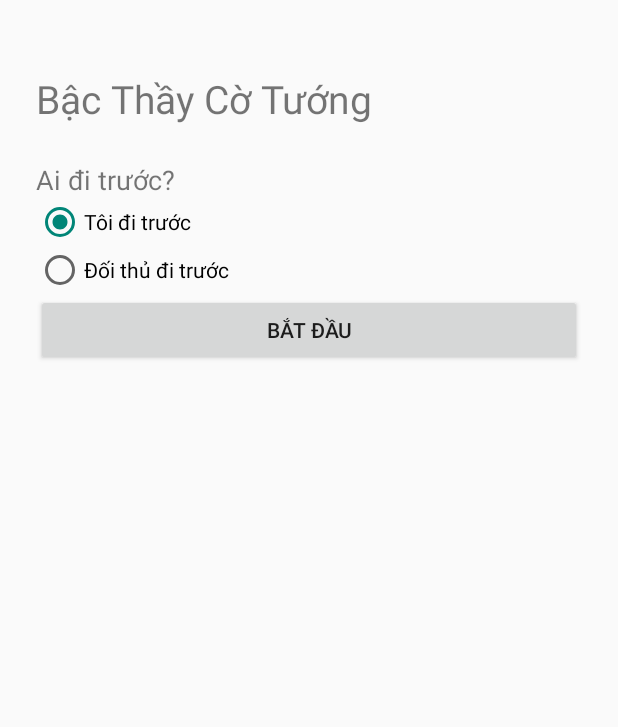
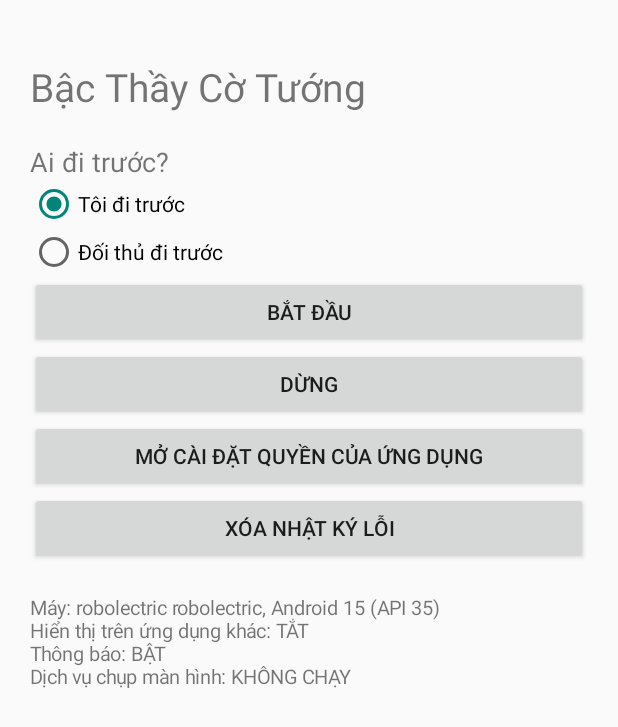
Before and after one commit to haihai96/batthaycotuong, an Android app: the screen it shows after launch (MainActivity), on a phone screen of 412 x 824 dp. Shown: the top 727 px of the screen. Run offline under Robolectric (Android 15) with nearby library versions, the phone set to English and light mode, and no system bars.

Commit message:
Update MainActivity.kt

```diff
--- a/app/src/main/java/com/bacthay/cotuong/MainActivity.kt
+++ b/app/src/main/java/com/bacthay/cotuong/MainActivity.kt
@@ -2,6 +2,7 @@ package com.bacthay.cotuong
 
 import android.Manifest
 import android.app.Activity
+import android.app.ActivityManager
 import android.content.Context
 import android.content.Intent
 import android.content.pm.PackageManager
@@ -9,56 +10,170 @@ import android.media.projection.MediaProjectionManager
 import android.net.Uri
 import android.os.Build
 import android.os.Bundle
+import android.os.Handler
+import android.os.Looper
 import android.provider.Settings
 import android.widget.Button
 import android.widget.LinearLayout
 import android.widget.RadioButton
 import android.widget.RadioGroup
+import android.widget.ScrollView
 import android.widget.TextView
 import android.widget.Toast
+import java.io.PrintWriter
+import java.io.StringWriter
 
 class MainActivity : Activity() {
 
     private val reqCapture = 1001
     private val reqNotif = 1002
     private lateinit var group: RadioGroup
+    private lateinit var status: TextView
+
+    private fun prefs() = getSharedPreferences("cfg", MODE_PRIVATE)
 
     override fun onCreate(savedInstanceState: Bundle?) {
         super.onCreate(savedInstanceState)
-        val pad = (24 * resources.displayMetrics.density).toInt()
-        val root = LinearLayout(this).apply {
-            orientation = LinearLayout.VERTICAL
-            setPadding(pad, pad * 2, pad, pad)
+        installCrashLogger()
+
+        val pad = (20 * resources.displayMetrics.density).toInt()
+        val root = LinearLayout(this)
+        root.orientation = LinearLayout.VERTICAL
+        root.setPadding(pad, pad * 2, pad, pad)
+
+        val heading = TextView(this)
+        heading.text = "Bậc Thầy Cờ Tướng"
+        heading.textSize = 26f
+        root.addView(heading)
+
+        val ask = TextView(this)
+        ask.text = "Ai đi trước?"
+        ask.textSize = 18f
+        ask.setPadding(0, pad, 0, 0)
+        root.addView(ask)
+
+        group = RadioGroup(this)
+        val r1 = RadioButton(this)
+        r1.text = "Tôi đi trước"
+        r1.id = 1
+        val r2 = RadioButton(this)
+        r2.text = "Đối thủ đi trước"
+        r2.id = 2
+        group.addView(r1)
+        group.addView(r2)
+        group.check(prefs().getInt("first", 1))
+        root.addView(group)
+
+        root.addView(makeButton("Bắt đầu") { start() })
+        root.addView(makeButton("Dừng") {
+            stopService(Intent(this, CaptureService::class.java))
+            refreshLater()
+        })
+        root.addView(makeButton("Mở cài đặt quyền của ứng dụng") { openAppSettings() })
+        root.addView(makeButton("Xóa nhật ký lỗi") {
+            prefs().edit().remove("crash").apply()
+            refresh()
+        })
+
+        status = TextView(this)
+        status.textSize = 13f
+        status.setPadding(0, pad, 0, 0)
+        status.setTextIsSelectable(true)
+        root.addView(status)
+
+        val scroll = ScrollView(this)
+        scroll.addView(root)
+        setContentView(scroll)
+    }
+
+    override fun onResume() {
+        super.onResume()
+        refresh()
+    }
+
+    private fun makeButton(label: String, action: () -> Unit): Button {
+        val b = Button(this)
+        b.text = label
+        b.setOnClickListener { action() }
+        return b
+    }
+
+    private fun installCrashLogger() {
+        val old = Thread.getDefaultUncaughtExceptionHandler()
+        Thread.setDefaultUncaughtExceptionHandler { t, e ->
+            saveError("Ứng dụng bị sập", e)
+            old?.uncaughtException(t, e)
         }
-        root.addView(TextView(this).apply {
-            text = "Bậc Thầy Cờ Tướng"
-            textSize = 26f
-        })
-        root.addView(TextView(this).apply {
-            text = "Ai đi trước?"
-            textSize = 18f
-            setPadding(0, pad, 0, 0)
-        })
-        group = RadioGroup(this)
-        group.addView(RadioButton(this).apply { text = "Tôi đi trước"; id = 1 })
-        group.addView(RadioButton(this).apply { text = "Đối thủ đi trước"; id = 2 })
-        val saved = getSharedPreferences("cfg", MODE_PRIVATE).getInt("first", 1)
-        group.check(saved)
-        root.addView(group)
-        root.addView(Button(this).apply {
-            text = "Bắt đầu"
-            setOnClickListener { start() }
-        })
-        setContentView(root)
+    }
+
+    private fun saveError(where: String, e: Throwable) {
+        try {
+            val sw = StringWriter()
+            e.printStackTrace(PrintWriter(sw))
+            val text = where + ": " + sw.toString().take(1200)
+            prefs().edit().putString("crash", text).commit()
+        } catch (ex: Throwable) {
+        }
+    }
+
+    @Suppress("DEPRECATION")
+    private fun serviceRunning(): Boolean {
+        val am = getSystemService(Context.ACTIVITY_SERVICE) as ActivityManager
+        for (s in am.getRunningServices(50)) {
+            if (s.service.className == CaptureService::class.java.name) return true
+        }
+        return false
+    }
+
+    private fun refresh() {
+        val sb = StringBuilder()
+        sb.append("Máy: ").append(Build.MANUFACTURER).append(" ").append(Build.MODEL)
+        sb.append(", Android ").append(Build.VERSION.RELEASE)
+        sb.append(" (API ").append(Build.VERSION.SDK_INT).append(")\n")
+        sb.append("Hiển thị trên ứng dụng khác: ")
+            .append(if (Settings.canDrawOverlays(this)) "BẬT" else "TẮT").append("\n")
+        val notifOk = Build.VERSION.SDK_INT < 33 ||
+            checkSelfPermission(Manifest.permission.POST_NOTIFICATIONS) == PackageManager.PERMISSION_GRANTED
+        sb.append("Thông báo: ").append(if (notifOk) "BẬT" else "TẮT").append("\n")
+        sb.append("Dịch vụ chụp màn hình: ")
+            .append(if (serviceRunning()) "ĐANG CHẠY" else "KHÔNG CHẠY").append("\n")
+        val crash = prefs().getString("crash", null)
+        if (crash != null) {
+            sb.append("\nLỖI GẦN NHẤT:\n").append(crash)
+        }
+        status.text = sb.toString()
+    }
+
+    private fun refreshLater() {
+        Handler(Looper.getMainLooper()).postDelayed({ refresh() }, 1500)
+    }
+
+    private fun openAppSettings() {
+        try {
+            val i = Intent("miui.intent.action.APP_PERM_EDITOR")
+            i.setClassName("com.miui.securitycenter", "com.miui.permcenter.permissions.PermissionsEditorActivity")
+            i.putExtra("extra_pkgname", packageName)
+            startActivity(i)
+        } catch (e: Exception) {
+            startActivity(
+                Intent(Settings.ACTION_APPLICATION_DETAILS_SETTINGS, Uri.parse("package:$packageName"))
+            )
+        }
     }
 
     private fun start() {
         val first = if (group.checkedRadioButtonId == 2) 2 else 1
-        getSharedPreferences("cfg", MODE_PRIVATE).edit().putInt("first", first).apply()
+        prefs().edit().putInt("first", first).remove("crash").apply()
 
         if (!Settings.canDrawOverlays(this)) {
-            Toast.makeText(this, "Hãy bật quyền hiển thị trên ứng dụng khác, rồi bấm Bắt đầu lại", Toast.LENGTH_LONG).show()
-            startActivity(Intent(Settings.ACTION_MANAGE_OVERLAY_PERMISSION, Uri.parse("package:$packageName")))
+            Toast.makeText(
+                this,
+                "Hãy bật quyền hiển thị trên ứng dụng khác, rồi bấm Bắt đầu lại",
+                Toast.LENGTH_LONG
+            ).show()
+            startActivity(
+                Intent(Settings.ACTION_MANAGE_OVERLAY_PERMISSION, Uri.parse("package:$packageName"))
+            )
             return
         }
         if (Build.VERSION.SDK_INT >= 33 &&
@@ -67,6 +182,10 @@ class MainActivity : Activity() {
             requestPermissions(arrayOf(Manifest.permission.POST_NOTIFICATIONS), reqNotif)
             return
         }
+        askCapture()
+    }
+
+    private fun askCapture() {
         val mpm = getSystemService(Context.MEDIA_PROJECTION_SERVICE) as MediaProjectionManager
         startActivityForResult(mpm.createScreenCaptureIntent(), reqCapture)
     }
@@ -77,19 +196,26 @@ class MainActivity : Activity() {
         grantResults: IntArray
     ) {
         super.onRequestPermissionsResult(requestCode, permissions, grantResults)
-        if (requestCode == reqNotif) start()
+        if (requestCode == reqNotif) askCapture()
     }
 
     override fun onActivityResult(requestCode: Int, resultCode: Int, data: Intent?) {
         super.onActivityResult(requestCode, resultCode, data)
-        if (requestCode == reqCapture && resultCode == RESULT_OK && data != null) {
-            val first = getSharedPreferences("cfg", MODE_PRIVATE).getInt("first", 1)
-            val i = Intent(this, CaptureService::class.java)
-                .putExtra("code", resultCode)
-                .putExtra("data", data)
-                .putExtra("first", first)
+        if (requestCode != reqCapture) return
+        if (resultCode != RESULT_OK || data == null) {
+            Toast.makeText(this, "Chưa được cho phép quay màn hình", Toast.LENGTH_LONG).show()
+            refresh()
+            return
+        }
+        val i = Intent(this, CaptureService::class.java)
+        i.putExtra("code", resultCode)
+        i.putExtra("data", data)
+        i.putExtra("first", prefs().getInt("first", 1))
+        try {
             startForegroundService(i)
-            finish()
+        } catch (e: Exception) {
+            saveError("Không khởi động được dịch vụ", e)
         }
+        refreshLater()
     }
 }
```
